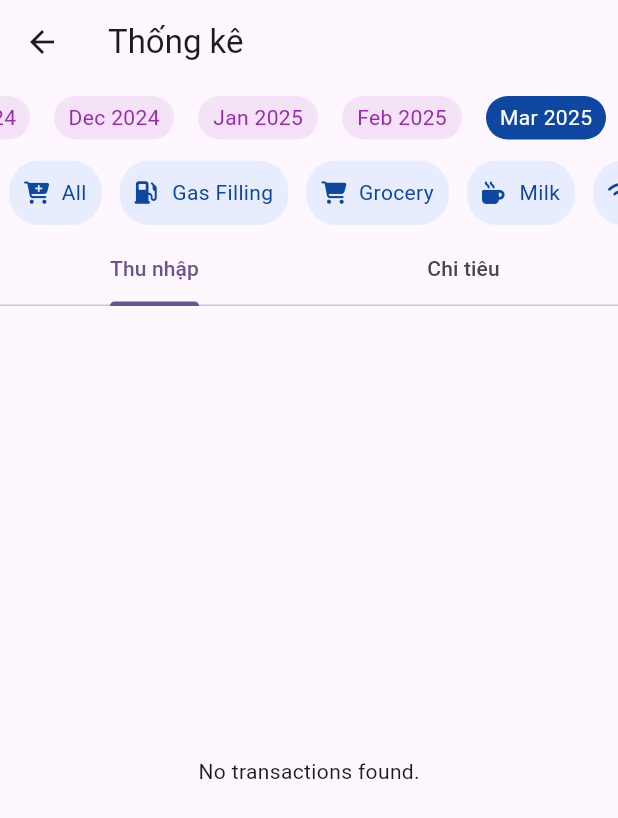
After one commit to Hieuab1308/tai_chinh_ca_nhan, a Flutter app: the TransactionScreen screen opened directly, on a phone screen of 412 x 824 dp. The commit adds this screen. Shown: the top 818 px of the screen. Run offline on Flutter 3.47's test engine with Material 3 defaults, Android fonts, the phone set to English and light mode, and no system bars; our stand-ins replace cloud_firestore, firebase_auth, firebase_core, font_awesome_flutter; accounts and stored records are empty; network calls fail.

Commit message:
update
Signed-off-by: Hieuab1308 <22010104@st.phenikaa-uni.edu.vn>

```diff
--- a/lib/screens/transaction_screen.dart
+++ b/lib/screens/transaction_screen.dart
@@ -1,12 +1,44 @@
 import 'package:flutter/material.dart';
+import 'package:thu_chi_ca_nhan/widgets/category_list.dart';
+import 'package:thu_chi_ca_nhan/widgets/tab_bar_view.dart';
+import 'package:thu_chi_ca_nhan/widgets/time_line_month.dart';
 
-class TransactionScreen extends StatelessWidget {
+class TransactionScreen extends StatefulWidget {
   const TransactionScreen({super.key});
 
   @override
+  State<TransactionScreen> createState() => _TransactionScreenState();
+}
+
+class _TransactionScreenState extends State<TransactionScreen> {
+  String monthYear = '';
+  String category = '';
+  @override
   Widget build(BuildContext context) {
     return Scaffold(
-      body: Text("haaa"),
+      appBar: AppBar(
+        title: Text("Thống kê"),
+      ),
+      body: Column(
+        children: [
+          TimeLineMonth(onChanged: (String? value) {
+            if (value != null){
+              setState(() {
+                monthYear = value;
+              });
+
+            }
+          },),
+          CategoryList(onChanged: (String? value) {
+            if(value != null){
+              setState(() {
+                category = value;
+              });
+            }
+          },),
+          TypeTabBar(category: category, monthYear: monthYear,),
+        ],
+      ),
     );
   }
 }
--- /dev/null
+++ b/lib/widgets/category_list.dart
@@ -0,0 +1,96 @@
+import 'package:flutter/material.dart';
+import 'package:font_awesome_flutter/font_awesome_flutter.dart';
+import 'package:intl/intl.dart';
+import 'package:thu_chi_ca_nhan/utils/icons_list.dart';
+
+class CategoryList extends StatefulWidget {
+  const CategoryList({super.key, required this.onChanged});
+  final ValueChanged<String?> onChanged;
+
+  @override
+  State<CategoryList> createState() => _CategoryListState();
+}
+
+class _CategoryListState extends State<CategoryList> {
+  String currentCategory = "";
+  List<Map<String, dynamic>> categorylist =[];
+  final scrollControler = ScrollController();
+    var appIcons = AppIcons();
+    var addCat = {
+      "name" : "All",
+      "icon": FontAwesomeIcons.cartPlus,
+    };
+  @override
+  void initState(){
+    super.initState();
+    setState(() {
+      categorylist = appIcons.homeExpensesCategories;
+      categorylist.insert(0, addCat);
+    });
+
+  }
+  // scrollToSelectedMonth(){
+  //   final selectedMonthIndex = months.indexOf(currentMonth);
+  //   if(selectedMonthIndex != 1){
+  //     final scrollOffset = (selectedMonthIndex * 100.0)-170.0;
+  //     scrollControler.animateTo(scrollOffset,
+  //         duration: Duration(milliseconds: 500),
+  //         curve: Curves.ease);
+  //   }
+  // }
+
+  @override
+  Widget build(BuildContext context) {
+    return Container(
+      height: 55,
+      child: ListView.builder(
+        controller: scrollControler,
+        itemCount: categorylist.length,
+          scrollDirection: Axis.horizontal,
+          itemBuilder: (context, index){
+          var data = categorylist[index];
+        return GestureDetector(
+          onTap: (){
+            setState(() {
+              currentCategory = data['name'];
+              widget.onChanged(data['name']);
+            });
+            // scrollToSelectedMonth();
+          },
+          child: Container(
+            margin: EdgeInsets.all(6),
+            padding: EdgeInsets.only(left: 10, right: 10),
+            decoration: BoxDecoration(
+              color: currentCategory == data['name']
+              ?Colors.blue.shade900
+              :Colors.blue.withOpacity(0.1),
+              borderRadius: BorderRadius.circular(20)
+            ),
+            child: Center(
+                child: Row(
+                  children: [
+                    Icon(
+                      data['icon'],
+                      size: 15,
+                      color: currentCategory == data['name']
+                          ?Colors.white
+                          :Colors.blue.shade900,
+                    ),
+                    SizedBox(
+                      width: 10,
+                    ),
+                    Text
+                      (data['name'],
+                      style: TextStyle(
+                    color: currentCategory == data['name']
+                      ?Colors.white
+                      :Colors.blue.shade900,
+                                ),),
+                  ],
+                )),
+          ),
+        );
+      }),
+    );
+  }
+}
--- a/lib/widgets/hero_card.dart
+++ b/lib/widgets/hero_card.dart
@@ -49,7 +49,7 @@ final Map data;
               crossAxisAlignment: CrossAxisAlignment.start,
               children: [
                 Text(
-                  "Total Balance",
+                  "Tổng tài khoản",
                   style: TextStyle(
                       fontSize: 18,
                       color: Colors.white,
@@ -78,13 +78,13 @@ final Map data;
             child: Row(
               children: [
                 CardOne(
-                  color: Colors.green, heading: 'Credit', amount: "${data['totalCredit']}",
+                  color: Colors.green, heading: 'Thu nhập', amount: "${data['totalCredit']}",
                 ),
                 SizedBox(
                   width: 10,
                 ),
                 CardOne(
-                  color: Colors.red, heading: 'Debit', amount: " ${data['totalDebit']}",
+                  color: Colors.red, heading: 'Chi tiêu ', amount: " ${data['totalDebit']}",
                 )
               ],
             ),
--- /dev/null
+++ b/lib/widgets/tab_bar_view.dart
@@ -0,0 +1,48 @@
+import 'package:flutter/material.dart';
+import 'package:thu_chi_ca_nhan/widgets/transaction_list.dart';
+
+class TypeTabBar extends StatefulWidget {
+  const TypeTabBar({super.key, required this.category, required this.monthYear});
+  final String category;
+  final String monthYear;
+
+  @override
+  State<TypeTabBar> createState() => _TypeTabBarState();
+}
+
+class _TypeTabBarState extends State<TypeTabBar> {
+  @override
+  Widget build(BuildContext context) {
+    return Expanded(
+      child: DefaultTabController(
+        length: 2,
+        child: Column(
+          children: [
+            const TabBar(
+              tabs: [
+                Tab(text: "Thu nhập"),
+                Tab(text: "Chi tiêu"),
+              ],
+            ),
+            Expanded(
+              child: TabBarView(
+                children: [
+                  TransactionList(
+                    category: widget.category, // Truy cập widget.category
+                    monthYear: widget.monthYear, // Truy cập widget.monthYear
+                    type: 'credit',
+                  ),
+                  TransactionList(
+                    category: widget.category,
+                    monthYear: widget.monthYear,
+                    type: 'debit',
+                  ),
+                ],
+              ),
+            ),
+          ],
+        ),
+      ),
+    );
+  }
+}
--- /dev/null
+++ b/lib/widgets/time_line_month.dart
@@ -0,0 +1,76 @@
+import 'package:flutter/material.dart';
+import 'package:intl/intl.dart';
+
+class TimeLineMonth extends StatefulWidget {
+  const TimeLineMonth({super.key, required this.onChanged});
+  final ValueChanged<String?> onChanged;
+
+  @override
+  State<TimeLineMonth> createState() => _TimeLineMonthState();
+}
+
+class _TimeLineMonthState extends State<TimeLineMonth> {
+  String currentMonth = "";
+  List<String> months = [];
+  final scrollControler = ScrollController();
+  @override
+  void initState(){
+    super.initState();
+    DateTime now = DateTime.now();
+    for(int i = -28; i <= 0; i++){
+        months.add(
+          DateFormat('MMM y').format(DateTime(now.year, now.month + i,1))
+        );
+    }
+    currentMonth = DateFormat('MMM y').format(now);
+    Future.delayed(Duration(seconds: 1),(){
+      scrollToSelectedMonth();
+    });
+  }
+  scrollToSelectedMonth(){
+    final selectedMonthIndex = months.indexOf(currentMonth);
+    if(selectedMonthIndex != 1){
+      final scrollOffset = (selectedMonthIndex * 100.0)-170.0;
+      scrollControler.animateTo(scrollOffset,
+          duration: Duration(milliseconds: 500),
+          curve: Curves.ease);
+    }
+  }
+
+  @override
+  Widget build(BuildContext context) {
+    return Container(
+      height: 45,
+      child: ListView.builder(
+        controller: scrollControler,
+        itemCount: months.length,
+          scrollDirection: Axis.horizontal,
+          itemBuilder: (context, index){
+        return GestureDetector(
+          onTap: (){
+            setState(() {
+              currentMonth = months[index];
+              widget.onChanged(months[index]);
+            });
+            scrollToSelectedMonth();
+          },
+          child: Container(
+            width: 80,
+            margin: EdgeInsets.all(8),
+            decoration: BoxDecoration(
+              color: currentMonth == months[index]
+              ?Colors.blue.shade900
+              :Colors.purple.withOpacity(0.1),
+              borderRadius: BorderRadius.circular(20)
+            ),
+            child: Center(child: Text(months[index], style: TextStyle(
+              color: currentMonth == months[index]
+                  ?Colors.white
+                  :Colors.purple,
+            ),)),
+          ),
+        );
+      }),
+    );
+  }
+}
--- /dev/null
+++ b/lib/widgets/transaction_list.dart
@@ -0,0 +1,64 @@
+import 'package:cloud_firestore/cloud_firestore.dart';
+import 'package:firebase_auth/firebase_auth.dart';
+import 'package:flutter/material.dart';
+import 'package:thu_chi_ca_nhan/widgets/transaction_card.dart';
+
+class TransactionList extends StatelessWidget {
+  TransactionList({
+    super.key, required this.monthYear , required this.category, required this.type});
+
+  final userId = FirebaseAuth.instance.currentUser!.uid;
+  final String category;
+  final String type;
+  final String monthYear;
+  @override
+  Widget build(BuildContext context) {
+    Query query = FirebaseFirestore.instance
+        .collection('users')
+        .doc(userId)
+        .collection("transactions")
+        .orderBy('timestamp', descending: true)
+        .where('monthyear', isEqualTo: monthYear)
+        .where('type', isEqualTo: type);
+
+    if(category != 'All'){
+      query = query.where('category', isEqualTo: category);
+    }
+    // Query query = FirebaseFirestore.instance
+    //     .collection('users')
+    //     .doc(userId)
+    //     .collection("transactions")
+    //     .where('monthyear', isEqualTo: monthYear);
+    //
+    // if(type != 'All') {
+    //   query = query.where('type', isEqualTo: type);
+    // }
+    // if(category != 'All') {
+    //   query = query.where('category', isEqualTo: category);
+    // }
+    //
+    // query = query.orderBy('timestamp', descending: true);
+
+
+    return FutureBuilder<QuerySnapshot>(
+        future: query.limit(150).get(),
+        builder: (BuildContext context, AsyncSnapshot<QuerySnapshot> snapshot) {
+          if (snapshot.hasError) {
+            return Text('Something went wrong');
+          }else if (snapshot.connectionState == ConnectionState.waiting) {
+            return Text("Loading");
+          }else if(!snapshot.hasData || snapshot.data!.docs.isEmpty){
+            return const Center(child: Text("No transactions found."),);
+          }
+          var data = snapshot.data!.docs;
+          return ListView.builder(
+              shrinkWrap: true,
+              itemCount: data.length,
+              physics: NeverScrollableScrollPhysics(),
+              itemBuilder: (context, index) {
+                var cardData = data[index];
+                return TransactionCard(data: cardData);
+              });
+        });
+  }
+}
--- a/pubspec.yaml
+++ b/pubspec.yaml
@@ -30,7 +30,7 @@ environment:
 dependencies:
   flutter:
     sdk: flutter
-  firebase_core: ^3.12.0
+  firebase_core: ^3.12.1
   firebase_auth: ^5.5.0
   cloud_firestore: ^5.6.4
   font_awesome_flutter: ^10.8.0
```
Also changed, not shown: lib/screens/home_screens.dart (+7 -5 lines), lib/widgets/add_transacetion_form.dart (+6 -6 lines), lib/widgets/transaction_card.dart (added, +106 -0 lines), lib/widgets/transactions_cards.dart (+43 -65 lines), pubspec.lock, 1 other file.
